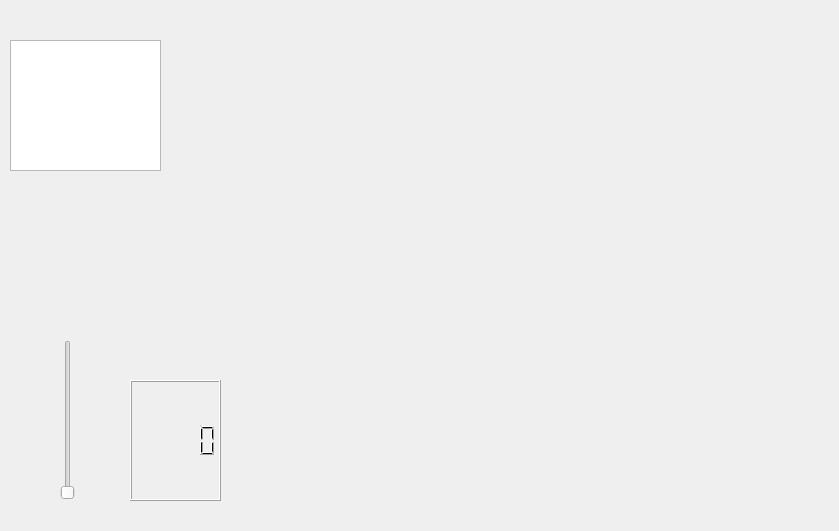
LuluLePerdu/P11_MENnette, file QtMENnette/QtMENnette.ui: the form before one commit.
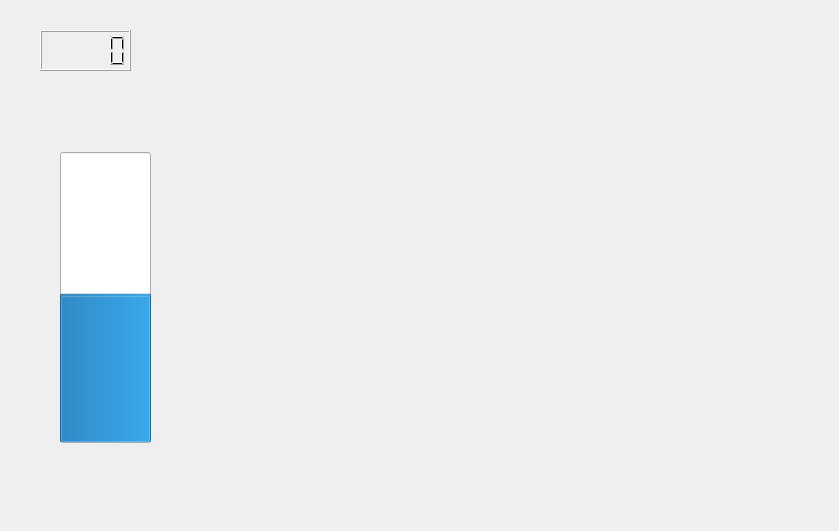
The form after the commit.

Diff of the .ui file:
```diff
--- a/QtMENnette/QtMENnette.ui
+++ b/QtMENnette/QtMENnette.ui
@@ -13,29 +13,6 @@
   <property name="windowTitle">
    <string>QtMENnette</string>
   </property>
-  <widget class="QSlider" name="verticalSlider">
-   <property name="geometry">
-    <rect>
-     <x>60</x>
-     <y>340</y>
-     <width>16</width>
-     <height>160</height>
-    </rect>
-   </property>
-   <property name="orientation">
-    <enum>Qt::Orientation::Vertical</enum>
-   </property>
-  </widget>
-  <widget class="QTextEdit" name="textEdit">
-   <property name="geometry">
-    <rect>
-     <x>10</x>
-     <y>40</y>
-     <width>151</width>
-     <height>131</height>
-    </rect>
-   </property>
-  </widget>
   <widget class="QStackedWidget" name="stackedWidget">
    <property name="geometry">
     <rect>
@@ -51,13 +28,44 @@
   <widget class="QLCDNumber" name="lcdNumber">
    <property name="geometry">
     <rect>
-     <x>130</x>
-     <y>380</y>
+     <x>40</x>
+     <y>30</y>
      <width>91</width>
-     <height>121</height>
+     <height>41</height>
     </rect>
    </property>
   </widget>
+  <widget class="QProgressBar" name="prbBargraph">
+   <property name="geometry">
+    <rect>
+     <x>60</x>
+     <y>152</y>
+     <width>91</width>
+     <height>291</height>
+    </rect>
+   </property>
+   <property name="sizeIncrement">
+    <size>
+     <width>0</width>
+     <height>0</height>
+    </size>
+   </property>
+   <property name="styleSheet">
+    <string notr="true"/>
+   </property>
+   <property name="value">
+    <number>50</number>
+   </property>
+   <property name="textVisible">
+    <bool>false</bool>
+   </property>
+   <property name="orientation">
+    <enum>Qt::Orientation::Vertical</enum>
+   </property>
+   <property name="invertedAppearance">
+    <bool>false</bool>
+   </property>
+  </widget>
  </widget>
  <layoutdefault spacing="6" margin="11"/>
  <resources>
```
Left out of the diff: 2 changed lines with no effect on the pictures.
